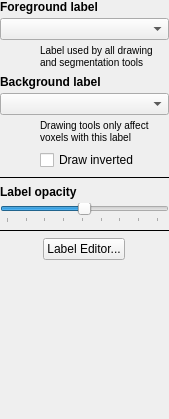
Old version of the form GUI/Qt/Components/LabelInspector.ui in the repository pyushkevich/itksnap.
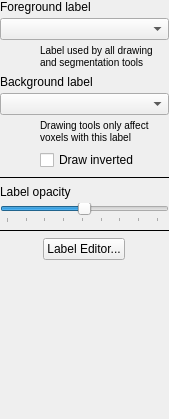
New version of the form. Custom widgets are drawn as their Qt base class.

Commit message: trying to fix font scaling between platforms

Patch:
```diff
--- a/GUI/Qt/Components/LabelInspector.ui
+++ b/GUI/Qt/Components/LabelInspector.ui
@@ -28,7 +28,6 @@
   <property name="styleSheet">
    <string notr="true">*  {
 font-size: 12px;
-font-family: Helvetica;
 }
 
 QAbstractItemView::item {
@@ -51,10 +50,7 @@
       <widget class="QLabel" name="label">
        <property name="font">
         <font>
-         <family>Helvetica</family>
-         <pointsize>12</pointsize>
-         <weight>75</weight>
-         <bold>true</bold>
+         <pointsize>-1</pointsize>
         </font>
        </property>
        <property name="text">
@@ -130,10 +126,7 @@
       <widget class="QLabel" name="label_2">
        <property name="font">
         <font>
-         <family>Helvetica</family>
-         <pointsize>12</pointsize>
-         <weight>75</weight>
-         <bold>true</bold>
+         <pointsize>-1</pointsize>
         </font>
        </property>
        <property name="text">
@@ -255,10 +248,7 @@
       <widget class="QLabel" name="label_6">
        <property name="font">
         <font>
-         <family>Helvetica</family>
-         <pointsize>12</pointsize>
-         <weight>75</weight>
-         <bold>true</bold>
+         <pointsize>-1</pointsize>
         </font>
        </property>
        <property name="text">
```
The commit also changes 4 other files.
